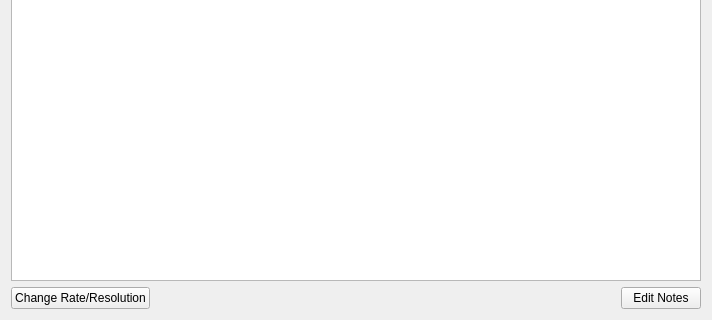
Qt form resources/designer_ui/projectpropertieswidget.ui (jonathanHuwP/CrystalGrowthTracker) before a commit; both pictures show x 0 to 712 and y 265 to 585 of the 712 by 585 pixel window.
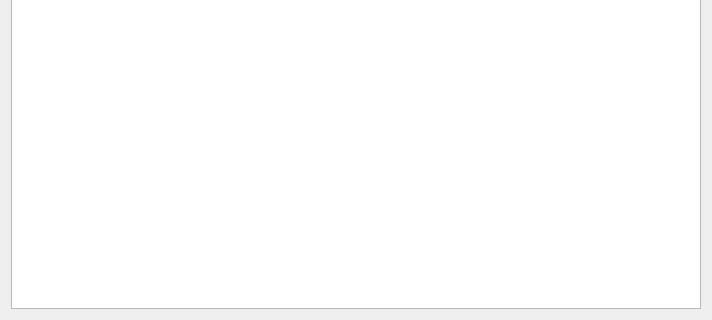
The same form after that commit.

Commit message: put edit notes & vidoe props in menu

Diff of the .ui file:
```diff
--- a/resources/designer_ui/projectpropertieswidget.ui
+++ b/resources/designer_ui/projectpropertieswidget.ui
@@ -21,40 +21,6 @@
      </property>
     </widget>
    </item>
-   <item>
-    <layout class="QHBoxLayout" name="horizontalLayout">
-     <item>
-      <widget class="QPushButton" name="_changeRateButton">
-       <property name="enabled">
-        <bool>true</bool>
-       </property>
-       <property name="text">
-        <string>Change Rate/Resolution</string>
-       </property>
-      </widget>
-     </item>
-     <item>
-      <spacer name="horizontalSpacer">
-       <property name="orientation">
-        <enum>Qt::Horizontal</enum>
-       </property>
-       <property name="sizeHint" stdset="0">
-        <size>
-         <width>40</width>
-         <height>20</height>
-        </size>
-       </property>
-      </spacer>
-     </item>
-     <item>
-      <widget class="QPushButton" name="_editNotesButton">
-       <property name="text">
-        <string>Edit Notes</string>
-       </property>
-      </widget>
-     </item>
-    </layout>
-   </item>
   </layout>
  </widget>
  <resources/>
```
Left out of the diff: 35 changed lines with no effect on the pictures. The commit also changes 3 other files.
